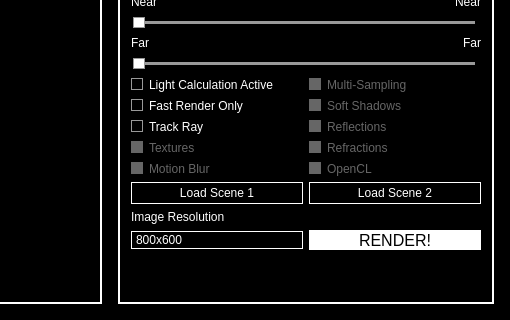
Before: the Qt Designer form CG2/widgets/mainwindow.ui in RicardoBusta/bustamanprojects, drawn with Qt 5; both pictures show x 290 to 800 and y 480 to 800 of the 800 by 800 pixel window.
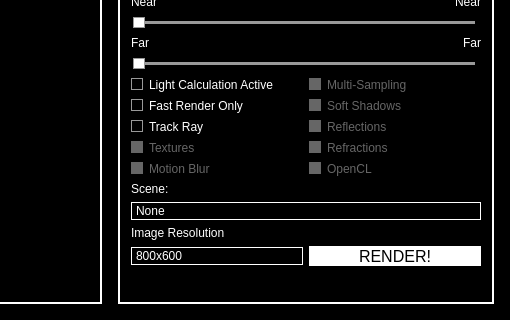
After: the same form once the commit is applied. Icons and pictures are not drawn.

Diff of the .ui file:
```diff
--- a/CG2/widgets/mainwindow.ui
+++ b/CG2/widgets/mainwindow.ui
@@ -10,6 +10,12 @@
     <height>800</height>
    </rect>
   </property>
+  <property name="minimumSize">
+   <size>
+    <width>800</width>
+    <height>800</height>
+   </size>
+  </property>
   <property name="windowTitle">
    <string>Trabalho CG2 - Ricardo Bustamante</string>
   </property>
@@ -390,22 +396,35 @@
         </layout>
        </item>
        <item>
-        <layout class="QHBoxLayout" name="horizontalLayout_9">
+        <widget class="QLabel" name="label_3">
+         <property name="text">
+          <string>Scene:</string>
+         </property>
+        </widget>
+       </item>
+       <item>
+        <widget class="QComboBox" name="scene_comboBox">
          <item>
-          <widget class="QPushButton" name="load1_pushButton">
-           <property name="text">
-            <string>Load Scene 1</string>
-           </property>
-          </widget>
+          <property name="text">
+           <string>None</string>
+          </property>
          </item>
          <item>
-          <widget class="QPushButton" name="load2_pushButton_2">
-           <property name="text">
-            <string>Load Scene 2</string>
-           </property>
-          </widget>
+          <property name="text">
+           <string>Boxes</string>
+          </property>
          </item>
-        </layout>
+         <item>
+          <property name="text">
+           <string>Crystals</string>
+          </property>
+         </item>
+         <item>
+          <property name="text">
+           <string>Cars</string>
+          </property>
+         </item>
+        </widget>
        </item>
        <item>
         <layout class="QGridLayout" name="gridLayout_3">
```
